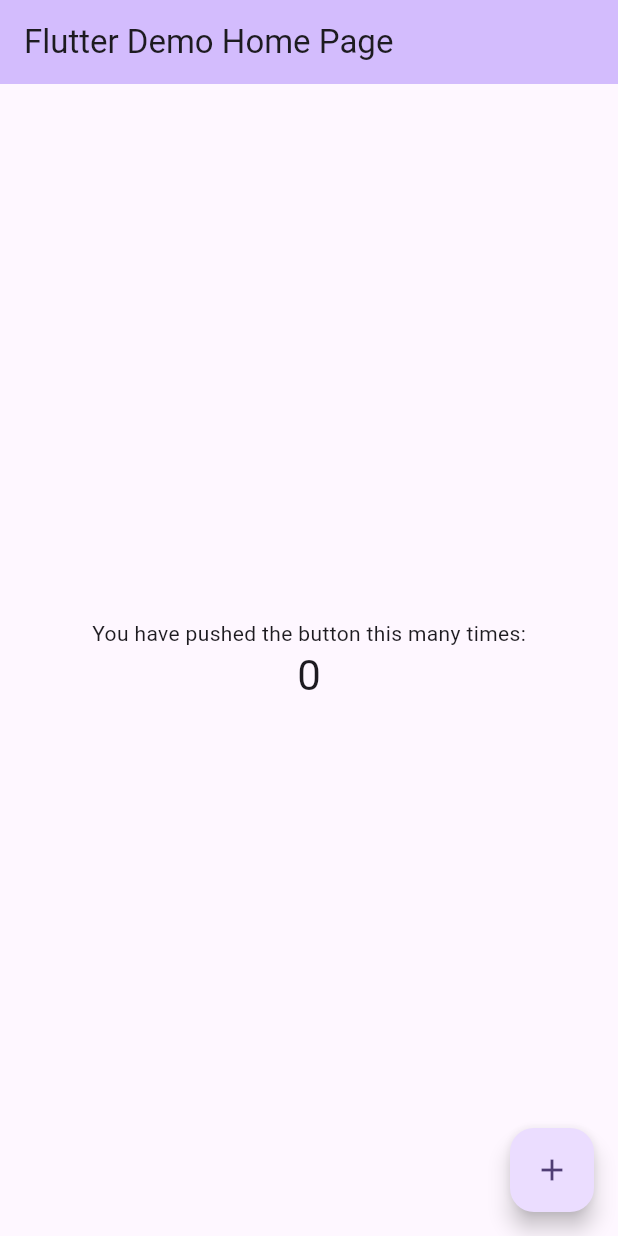
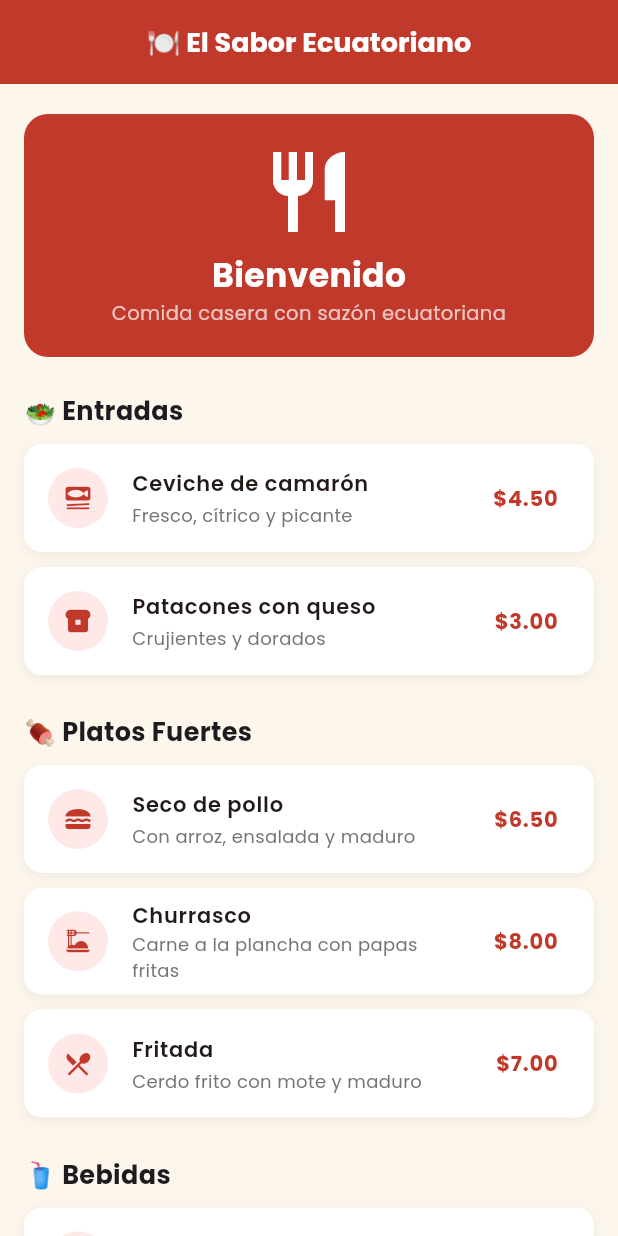
Before and after one commit to josesalazar-ecotec/menu_restaurante, a Flutter app: the screen it shows after launch, on a phone screen of 412 x 824 dp. Run offline on Flutter 3.47's test engine with Material 3 defaults, Android fonts, the phone set to English and light mode, and no system bars; our stand-ins replace google_fonts.

Commit message:
feat: pantalla principal con widgets y google_fonts

```diff
--- a/lib/main.dart
+++ b/lib/main.dart
@@ -1,121 +1,210 @@
 import 'package:flutter/material.dart';
+import 'package:google_fonts/google_fonts.dart';
 
 void main() {
-  runApp(const MyApp());
+  runApp(const MenuApp());
 }
 
-class MyApp extends StatelessWidget {
-  const MyApp({super.key});
+class MenuApp extends StatelessWidget {
+  const MenuApp({super.key});
 
-  // This widget is the root of your application.
   @override
   Widget build(BuildContext context) {
     return MaterialApp(
-      title: 'Flutter Demo',
+      title: 'El Sabor Ecuatoriano',
+      debugShowCheckedModeBanner: false,
       theme: ThemeData(
-        // This is the theme of your application.
-        //
-        // TRY THIS: Try running your application with "flutter run". You'll see
-        // the application has a purple toolbar. Then, without quitting the app,
-        // try changing the seedColor in the colorScheme below to Colors.green
-        // and then invoke "hot reload" (save your changes or press the "hot
-        // reload" button in a Flutter-supported IDE, or press "r" if you used
-        // the command line to start the app).
-        //
-        // Notice that the counter didn't reset back to zero; the application
-        // state is not lost during the reload. To reset the state, use hot
-        // restart instead.
-        //
-        // This works for code too, not just values: Most code changes can be
-        // tested with just a hot reload.
-        colorScheme: .fromSeed(seedColor: Colors.deepPurple),
+        colorScheme: ColorScheme.fromSeed(seedColor: const Color(0xFFC0392B)),
+        useMaterial3: true,
+        textTheme: GoogleFonts.poppinsTextTheme(),
       ),
-      home: const MyHomePage(title: 'Flutter Demo Home Page'),
+      home: const MenuScreen(),
     );
   }
 }
 
-class MyHomePage extends StatefulWidget {
-  const MyHomePage({super.key, required this.title});
-
-  // This widget is the home page of your application. It is stateful, meaning
-  // that it has a State object (defined below) that contains fields that affect
-  // how it looks.
-
-  // This class is the configuration for the state. It holds the values (in this
-  // case the title) provided by the parent (in this case the App widget) and
-  // used by the build method of the State. Fields in a Widget subclass are
-  // always marked "final".
-
-  final String title;
+class MenuScreen extends StatefulWidget {
+  const MenuScreen({super.key});
 
   @override
-  State<MyHomePage> createState() => _MyHomePageState();
+  State<MenuScreen> createState() => _MenuScreenState();
 }
 
-class _MyHomePageState extends State<MyHomePage> {
-  int _counter = 0;
+class _MenuScreenState extends State<MenuScreen> {
+  bool _mostrarEspecial = false;
 
-  void _incrementCounter() {
-    setState(() {
-      // This call to setState tells the Flutter framework that something has
-      // changed in this State, which causes it to rerun the build method below
-      // so that the display can reflect the updated values. If we changed
-      // _counter without calling setState(), then the build method would not be
-      // called again, and so nothing would appear to happen.
-      _counter++;
-    });
-  }
+  static const _rojo = Color(0xFFC0392B);
+  static const _fondo = Color(0xFFFDF6EC);
+  static const _card = Color(0xFFFFFFFF);
 
   @override
   Widget build(BuildContext context) {
-    // This method is rerun every time setState is called, for instance as done
-    // by the _incrementCounter method above.
-    //
-    // The Flutter framework has been optimized to make rerunning build methods
-    // fast, so that you can just rebuild anything that needs updating rather
-    // than having to individually change instances of widgets.
     return Scaffold(
+      backgroundColor: _fondo,
       appBar: AppBar(
-        // TRY THIS: Try changing the color here to a specific color (to
-        // Colors.amber, perhaps?) and trigger a hot reload to see the AppBar
-        // change color while the other colors stay the same.
-        backgroundColor: Theme.of(context).colorScheme.inversePrimary,
-        // Here we take the value from the MyHomePage object that was created by
-        // the App.build method, and use it to set our appbar title.
-        title: Text(widget.title),
+        backgroundColor: _rojo,
+        centerTitle: true,
+        title: Text(
+          '🍽️ El Sabor Ecuatoriano',
+          style: GoogleFonts.poppins(
+            color: Colors.white,
+            fontWeight: FontWeight.bold,
+            fontSize: 18,
+          ),
+        ),
       ),
-      body: Center(
-        // Center is a layout widget. It takes a single child and positions it
-        // in the middle of the parent.
+      body: SingleChildScrollView(
+        padding: const EdgeInsets.symmetric(horizontal: 16, vertical: 20),
         child: Column(
-          // Column is also a layout widget. It takes a list of children and
-          // arranges them vertically. By default, it sizes itself to fit its
-          // children horizontally, and tries to be as tall as its parent.
-          //
-          // Column has various properties to control how it sizes itself and
-          // how it positions its children. Here we use mainAxisAlignment to
-          // center the children vertically; the main axis here is the vertical
-          // axis because Columns are vertical (the cross axis would be
-          // horizontal).
-          //
-          // TRY THIS: Invoke "debug painting" (choose the "Toggle Debug Paint"
-          // action in the IDE, or press "p" in the console), to see the
-          // wireframe for each widget.
-          mainAxisAlignment: .center,
+          crossAxisAlignment: CrossAxisAlignment.start,
           children: [
-            const Text('You have pushed the button this many times:'),
-            Text(
-              '$_counter',
-              style: Theme.of(context).textTheme.headlineMedium,
+            // Hero banner
+            Container(
+              width: double.infinity,
+              padding: const EdgeInsets.all(20),
+              decoration: BoxDecoration(
+                color: _rojo,
+                borderRadius: BorderRadius.circular(16),
+              ),
+              child: Column(
+                children: [
+                  const Icon(Icons.restaurant, size: 64, color: Colors.white),
+                  const SizedBox(height: 8),
+                  Text(
+                    'Bienvenido',
+                    style: GoogleFonts.poppins(
+                      color: Colors.white,
+                      fontSize: 22,
+                      fontWeight: FontWeight.bold,
+                    ),
+                  ),
+                  Text(
+                    'Comida casera con sazón ecuatoriana',
+                    style: GoogleFonts.poppins(
+                      color: Colors.white70,
+                      fontSize: 13,
+                    ),
+                    textAlign: TextAlign.center,
+                  ),
+                ],
+              ),
             ),
+
+            const SizedBox(height: 24),
+
+            _seccion('🥗 Entradas'),
+            _itemMenu('Ceviche de camarón', 'Fresco, cítrico y picante', '\$4.50', Icons.set_meal),
+            _itemMenu('Patacones con queso', 'Crujientes y dorados', '\$3.00', Icons.breakfast_dining),
+
+            const SizedBox(height: 16),
+            _seccion('🍖 Platos Fuertes'),
+            _itemMenu('Seco de pollo', 'Con arroz, ensalada y maduro', '\$6.50', Icons.lunch_dining),
+            _itemMenu('Churrasco', 'Carne a la plancha con papas fritas', '\$8.00', Icons.dinner_dining),
+            _itemMenu('Fritada', 'Cerdo frito con mote y maduro', '\$7.00', Icons.restaurant_menu),
+
+            const SizedBox(height: 16),
+            _seccion('🥤 Bebidas'),
+            _itemMenu('Jugo natural', 'Naranja, mora o maracuyá', '\$1.50', Icons.local_drink),
+            _itemMenu('Limonada especial', 'Con hierbabuena y hielo', '\$2.00', Icons.emoji_food_beverage),
+
+            const SizedBox(height: 24),
+
+            // Botón especial
+            Center(
+              child: ElevatedButton.icon(
+                onPressed: () => setState(() => _mostrarEspecial = !_mostrarEspecial),
+                icon: Icon(
+                  _mostrarEspecial ? Icons.visibility_off : Icons.star,
+                  color: Colors.white,
+                ),
+                label: Text(
+                  _mostrarEspecial ? 'Ocultar especial' : 'Ver plato especial del día',
+                  style: GoogleFonts.poppins(color: Colors.white, fontWeight: FontWeight.w600),
+                ),
+                style: ElevatedButton.styleFrom(
+                  backgroundColor: _rojo,
+                  padding: const EdgeInsets.symmetric(horizontal: 28, vertical: 14),
+                  shape: RoundedRectangleBorder(borderRadius: BorderRadius.circular(12)),
+                ),
+              ),
+            ),
+
+            const SizedBox(height: 12),
+
+            // Panel especial del día
+            AnimatedSwitcher(
+              duration: const Duration(milliseconds: 300),
+              child: _mostrarEspecial
+                  ? Container(
+                      key: const ValueKey('especial'),
+                      width: double.infinity,
+                      padding: const EdgeInsets.all(16),
+                      decoration: BoxDecoration(
+                        color: const Color(0xFFFFE8E8),
+                        borderRadius: BorderRadius.circular(12),
+                        border: Border.all(color: _rojo, width: 1.5),
+                      ),
+                      child: Row(
+                        children: [
+                          const Icon(Icons.star, color: _rojo, size: 32),
+                          const SizedBox(width: 12),
+                          Expanded(
+                            child: Column(
+                              crossAxisAlignment: CrossAxisAlignment.start,
+                              children: [
+                                Text('Plato del día',
+                                    style: GoogleFonts.poppins(
+                                        fontWeight: FontWeight.bold, color: _rojo)),
+                                Text('Seco de pollo con arroz, ensalada y jugo',
+                                    style: GoogleFonts.poppins(fontSize: 13)),
+                                Text('\$5.99 — solo hoy',
+                                    style: GoogleFonts.poppins(
+                                        fontWeight: FontWeight.w600, color: _rojo)),
+                              ],
+                            ),
+                          ),
+                        ],
+                      ),
+                    )
+                  : const SizedBox.shrink(key: ValueKey('vacio')),
+            ),
+
+            const SizedBox(height: 30),
           ],
         ),
       ),
-      floatingActionButton: FloatingActionButton(
-        onPressed: _incrementCounter,
-        tooltip: 'Increment',
-        child: const Icon(Icons.add),
+    );
+  }
+
+  Widget _seccion(String titulo) {
+    return Padding(
+      padding: const EdgeInsets.only(bottom: 10),
+      child: Text(
+        titulo,
+        style: GoogleFonts.poppins(fontSize: 17, fontWeight: FontWeight.bold),
+      ),
+    );
+  }
+
+  Widget _itemMenu(String nombre, String descripcion, String precio, IconData icono) {
+    return Container(
+      margin: const EdgeInsets.only(bottom: 10),
+      decoration: BoxDecoration(
+        color: _card,
+        borderRadius: BorderRadius.circular(12),
+        boxShadow: [
+          BoxShadow(color: Colors.black.withOpacity(0.06), blurRadius: 6, offset: const Offset(0, 2)),
+        ],
+      ),
+      child: ListTile(
+        leading: CircleAvatar(
+          backgroundColor: const Color(0xFFFFE8E8),
+          child: Icon(icono, color: _rojo, size: 20),
+        ),
+        title: Text(nombre, style: GoogleFonts.poppins(fontWeight: FontWeight.w600, fontSize: 14)),
+        subtitle: Text(descripcion, style: GoogleFonts.poppins(fontSize: 12, color: Colors.grey[600])),
+        trailing: Text(precio,
+            style: GoogleFonts.poppins(color: _rojo, fontWeight: FontWeight.bold, fontSize: 14)),
       ),
     );
   }
--- a/pubspec.yaml
+++ b/pubspec.yaml
@@ -34,6 +34,7 @@ dependencies:
   # The following adds the Cupertino Icons font to your application.
   # Use with the CupertinoIcons class for iOS style icons.
   cupertino_icons: ^1.0.8
+  google_fonts: ^8.2.1
 
 dev_dependencies:
   flutter_test:
```
Also changed, not shown: pubspec.lock, 2 other files.
